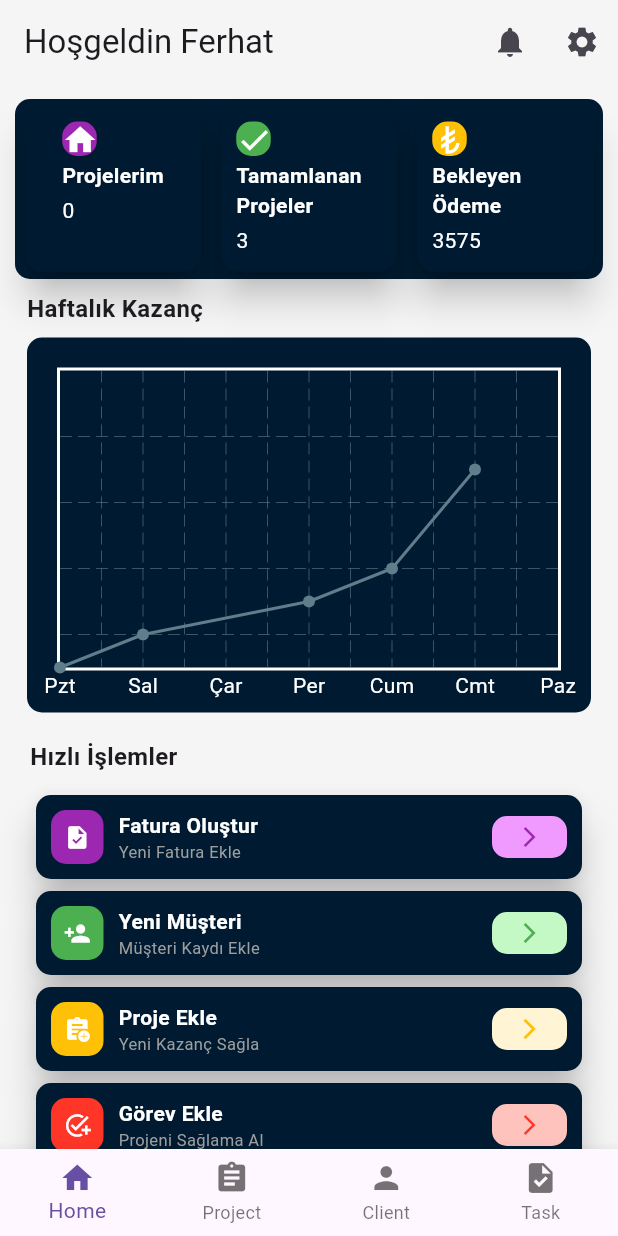
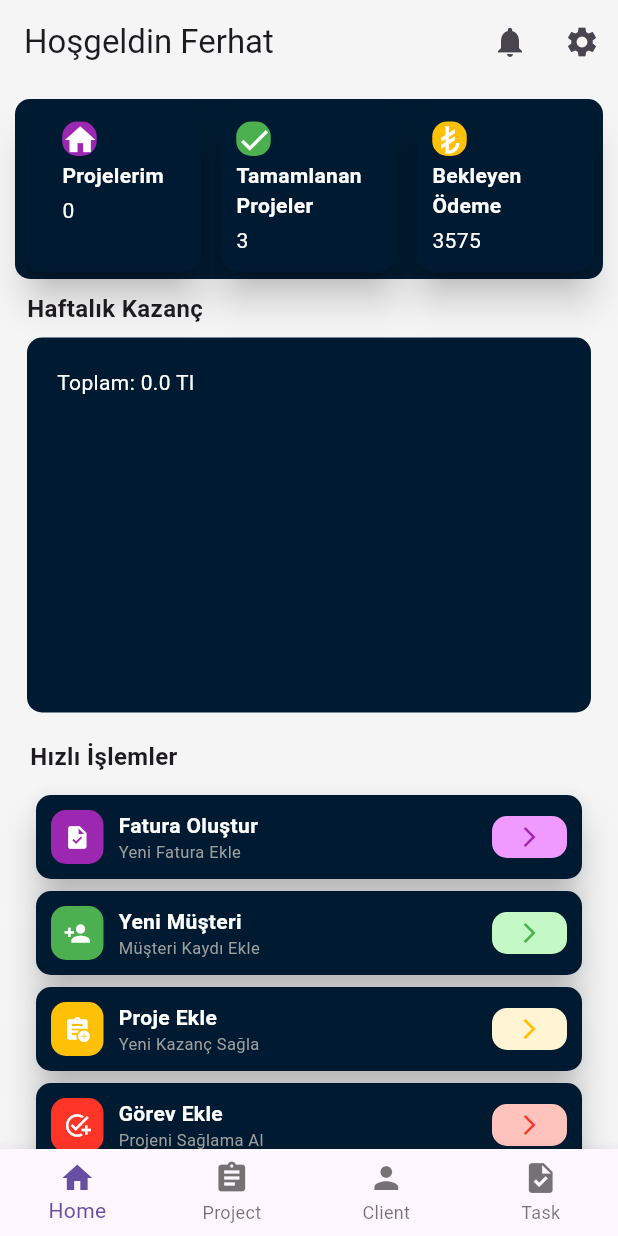
Before and after one commit to fferhatakr/freelancers_mobile_app, a Flutter app: the screen it shows once a user with an empty profile is signed in, on a phone screen of 412 x 824 dp. Run offline on Flutter 3.47's test engine with Material 3 defaults, Android fonts, the phone set to English and light mode, and no system bars; drawn by our look-alikes of fl_chart; our stand-ins replace firebase_auth, firebase_core; accounts and stored records are empty.

```diff
--- a/lib/features/dashboard/widgets/statistics_linear.dart
+++ b/lib/features/dashboard/widgets/statistics_linear.dart
@@ -2,6 +2,7 @@ import 'package:flutter/material.dart';
 import 'package:fl_chart/fl_chart.dart';
 import 'package:freelancer_tracking_system/core/theme/app_style.dart';
 import 'package:freelancer_tracking_system/core/theme/app_theme.dart';
+import 'package:freelancer_tracking_system/providers/project.dart';
 
 class StatisticsLiner extends StatelessWidget {
   const StatisticsLiner({super.key});
@@ -33,76 +34,22 @@ class StatisticsLiner extends StatelessWidget {
                 bottom: 8,
                 left: 20,
               ),
-              child: LineChart(
-                LineChartData(
-                  backgroundColor: Colors.transparent,
-                  minX: 0,
-                  maxX: 6,
-                  maxY: 10000,
-                  borderData: FlBorderData(
-                    show: true,
-                    border: Border.all(color: Colors.white, width: 2),
-                  ),
 
-                  lineBarsData: [
-                    LineChartBarData(
-                      color: Colors.blueGrey,
-                      spots: [
-                        FlSpot(0, 1000),
-                        FlSpot(1, 2000),
-                        FlSpot(3, 3000),
-                        FlSpot(4, 4000),
-                        FlSpot(5, 7000),
-                      ],
-                    ),
-                  ],
-
-                  titlesData: FlTitlesData(
-                    leftTitles: AxisTitles(
-                      sideTitles: SideTitles(
-                        getTitlesWidget: (value, meta) {
-                          return Text(
-                            value.toString(),
-                            style: TextStyle(color: Colors.white, fontSize: 9),
-                          );
-                        },
-                        showTitles: false,
-                        reservedSize: 0,
-                      ),
-                    ),
-                    bottomTitles: AxisTitles(
-                      sideTitles: SideTitles(
-                        showTitles: true,
-                        interval: 1,
-                        reservedSize: 20,
-
-                        getTitlesWidget: (value, meta) {
-                          final gunler = [
-                            'Pzt',
-                            'Sal',
-                            'Çar',
-                            'Per',
-                            'Cum',
-                            'Cmt',
-                            'Paz',
-                          ];
-
-                          return Text(
-                            gunler[value.toInt()],
-                            style: TextStyle(color: Colors.white),
-                          );
-                        },
-                      ),
-                    ),
-
-                    rightTitles: AxisTitles(
-                      sideTitles: SideTitles(showTitles: false),
-                    ),
-                    topTitles: AxisTitles(
-                      sideTitles: SideTitles(showTitles: false),
-                    ),
-                  ),
-                ),
+              child: ValueListenableBuilder<List<Project>>(
+                valueListenable: ProjectProvider(),
+                builder: (context, project, child) {
+                  final completadProjects = project.where(
+                    (project) => project.status == 'Tamamlandı',
+                  );
+                  double total = 0;
+                  for (final project in completadProjects) {
+                    total += project.projectAmount ?? 0;
+                  }
+                  return Text(
+                    'Toplam: $total Tl',
+                    style: TextStyle(color: Colors.white),
+                  );
+                },
               ),
             ),
           ),
--- a/lib/features/tasks/widgets/task_card.dart
+++ b/lib/features/tasks/widgets/task_card.dart
@@ -216,8 +216,6 @@ dynamic levelColor(String? status) {
     return Color.fromRGBO(255, 153, 0, 1);
   } else if (status == Levels.kolay.toString()) {
     return Color.fromRGBO(76, 175, 80, 1);
-  } else {
-    print('Derece Belirtin');
   }
 }
 
--- a/lib/providers/project.dart
+++ b/lib/providers/project.dart
@@ -1,4 +1,5 @@
 import 'package:flutter/material.dart';
+import 'package:freelancer_tracking_system/features/projects/widgets/project_card.dart';
 import 'package:uuid/uuid.dart';
 
 class ProjectProvider extends ValueNotifier<List<Project>> {
@@ -20,17 +21,17 @@ class ProjectProvider extends ValueNotifier<List<Project>> {
 class Project {
   final String id;
   final String projectName;
-  final String musteriName;
+  final String? selectedCustomer;
   final String? aciklama;
   final String? startDate;
   final String? endDate;
   final double? projectAmount;
-  final String? status;
+  Status? status;
   final String? oncelik;
   final String? nots;
   Project({
     required this.projectName,
-    required this.musteriName,
+    this.selectedCustomer,
     this.aciklama,
     this.startDate,
     this.endDate,
--- a/lib/providers/tasks.dart
+++ b/lib/providers/tasks.dart
@@ -16,6 +16,7 @@ class TaskProvider extends ValueNotifier<List<Task>> {
     value.remove(items);
     notifyListeners();
   }
+
 }
 
 class Task {
```
Also changed, not shown: lib/features/clients/pages/client_add.dart (+16 -6 lines), lib/features/projects/pages/project_add.dart (+17 -14 lines), lib/features/projects/pages/project_list.dart (+48 -8 lines), lib/features/projects/widgets/project_card.dart (+21 -6 lines), lib/features/tasks/page/task_add.dart (+18 -5 lines).
